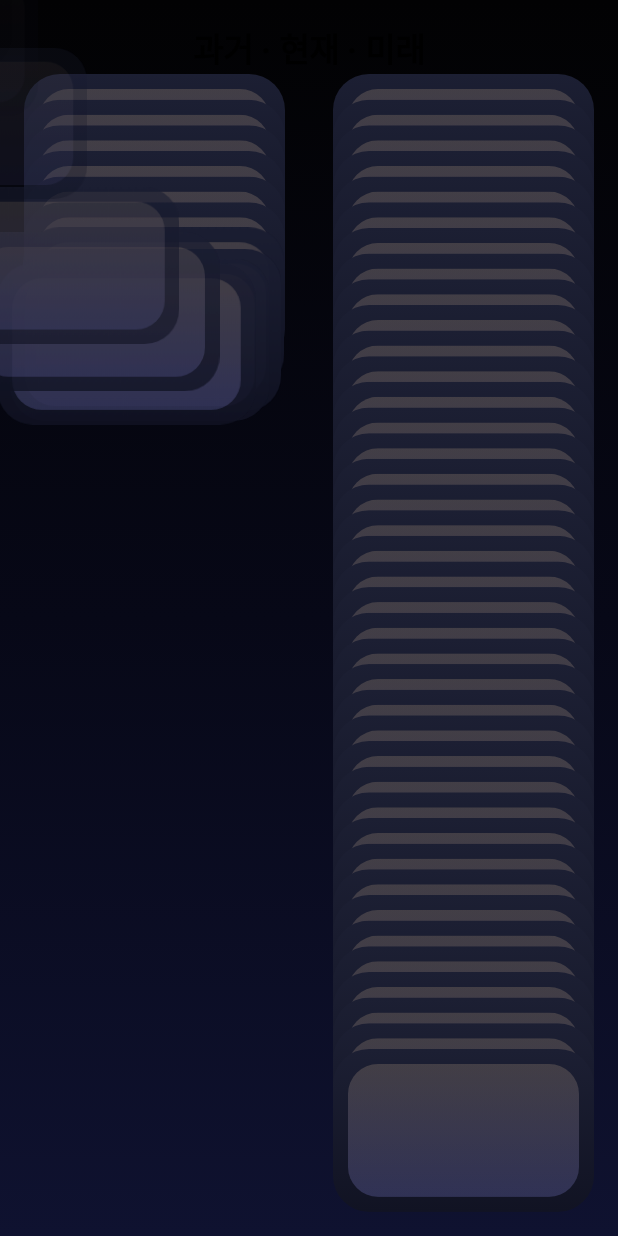
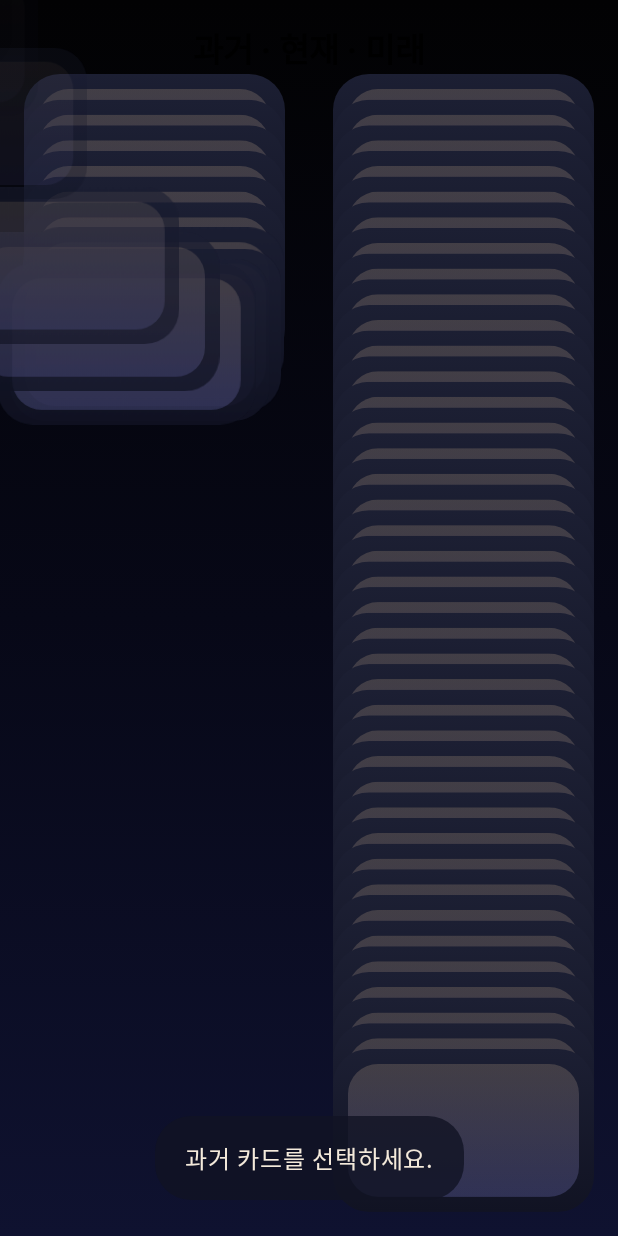
Before and after one commit to pinwormmy/TarotCard, an Android app built with Jetpack Compose: the ShuffleAndDrawScreen screen opened through its navigation route, after a tap on "드로우", on a phone screen of 412 x 824 dp. Run offline under Robolectric (Android 15) with nearby library versions, the phone set to English and light mode, and no system bars; 1 statement that could not run was skipped.

Commit message:
카드 드로우 중 안내메세지 추가
어떤 의미의 카드를 뽑는지 알 수 있게 추가함

```diff
--- a/app/src/main/java/com/pinwormmy/tarotcard/ui/screens/ShuffleAndDrawScreen.kt
+++ b/app/src/main/java/com/pinwormmy/tarotcard/ui/screens/ShuffleAndDrawScreen.kt
@@ -27,6 +27,7 @@ import androidx.compose.material3.ButtonDefaults
 import androidx.compose.material3.MaterialTheme
 import androidx.compose.material3.OutlinedButton
 import androidx.compose.material3.Text
+import androidx.compose.material3.Surface
 import androidx.compose.runtime.Composable
 import androidx.compose.runtime.LaunchedEffect
 import androidx.compose.runtime.getValue
@@ -261,20 +262,6 @@ fun ShuffleAndDrawScreen(
             }
 
             // 컷 모드 중에는 statusMessage 숨김
-            if (!uiState.cutMode && !uiState.gridVisible) {
-                uiState.statusMessage?.let {
-                    Text(
-                        text = it,
-                        modifier = Modifier
-                            .fillMaxWidth()
-                            .padding(vertical = 8.dp),
-                        color = Color.White.copy(alpha = 0.85f),
-                        fontWeight = FontWeight.SemiBold,
-                        textAlign = TextAlign.Center
-                    )
-                }
-            }
-
             // 하단 버튼 Row
             if (!uiState.gridVisible) {
                 Row(
@@ -300,6 +287,31 @@ fun ShuffleAndDrawScreen(
                         onClick = gridRevealWithHaptics
                     )
                 }
+            }
+        }
+    }
+
+    // 하단 안내 메시지
+    val instruction = uiState.nextInstruction
+    if (instruction != null) {
+        Box(
+            modifier = Modifier
+                .fillMaxSize()
+                .padding(24.dp),
+            contentAlignment = Alignment.BottomCenter
+        ) {
+            Surface(
+                shape = RoundedCornerShape(24.dp),
+                color = MaterialTheme.colorScheme.surface.copy(alpha = 0.8f),
+                tonalElevation = 6.dp
+            ) {
+                Text(
+                    text = instruction,
+                    modifier = Modifier.padding(horizontal = 20.dp, vertical = 16.dp),
+                    textAlign = TextAlign.Center,
+                    style = MaterialTheme.typography.bodyLarge,
+                    color = MaterialTheme.colorScheme.onSurface
+                )
             }
         }
     }
--- a/app/src/main/java/com/pinwormmy/tarotcard/ui/state/SpreadFlowViewModel.kt
+++ b/app/src/main/java/com/pinwormmy/tarotcard/ui/state/SpreadFlowViewModel.kt
@@ -30,7 +30,8 @@ data class SpreadFlowUiState(
     val finalCards: Map<SpreadSlot, SpreadCardResult> = emptyMap(),
     val gridVisible: Boolean = false,
     val statusMessage: String? = null,
-    val cutMode: Boolean = false
+    val cutMode: Boolean = false,
+    val nextInstruction: String? = null
 )
 
 data class SpreadCardResult(
@@ -58,6 +59,11 @@ class SpreadFlowViewModel(
     private fun slotsFor(spread: SpreadDefinition): List<SpreadSlot> =
         spread.positions.sortedBy { it.order }.map { it.slot }
 
+    private fun instructionFor(spread: SpreadDefinition, index: Int): String? {
+        val position = spread.positions.getOrNull(index)
+        return position?.let { "${it.title} 카드를 선택하세요." }
+    }
+
 fun selectSpread(type: SpreadType) {
     val target = SpreadCatalog.find(type)
     _uiState.value = SpreadFlowUiState(
@@ -66,7 +72,8 @@ class SpreadFlowViewModel(
         questionText = "",
         useReversedCards = target.defaultUseReversed,
         drawPile = allCards,
-            finalCards = emptyMap()
+        finalCards = emptyMap(),
+        nextInstruction = null
     )
 }
 
@@ -107,7 +114,8 @@ class SpreadFlowViewModel(
                     gridVisible = false,
                     statusMessage = null,
                     step = SpreadStep.ShuffleAndDraw,
-                    cutMode = false
+                    cutMode = false,
+                    nextInstruction = null
                 )
             }
             SpreadStep.ShuffleAndDraw
@@ -152,7 +160,12 @@ class SpreadFlowViewModel(
     }
 
 fun revealDrawGrid() {
-        updateState { it.copy(gridVisible = true) }
+    updateState { state ->
+        state.copy(
+            gridVisible = true,
+            nextInstruction = instructionFor(state.spread, state.drawnCards.size)
+        )
+    }
 }
 
     fun enterCutMode() {
@@ -202,10 +215,12 @@ class SpreadFlowViewModel(
             val titleLookup = state.spread.positions.associateBy { it.slot }
             val message = titleLookup[nextSlot]?.let { "${it.title} 카드를 선택했습니다." }
             shouldShowResult = updatedDrawn.size == state.pendingSlots.size
+            val nextInstruction = instructionFor(state.spread, nextIndex + 1)
             state.copy(
                 drawnCards = updatedDrawn,
                 finalCards = updatedFinal,
-                statusMessage = message
+                statusMessage = message,
+                nextInstruction = if (shouldShowResult) null else nextInstruction
             )
         }
         if (shouldShowResult) {
```
Lines whose indentation alone changed are shown as unchanged.
